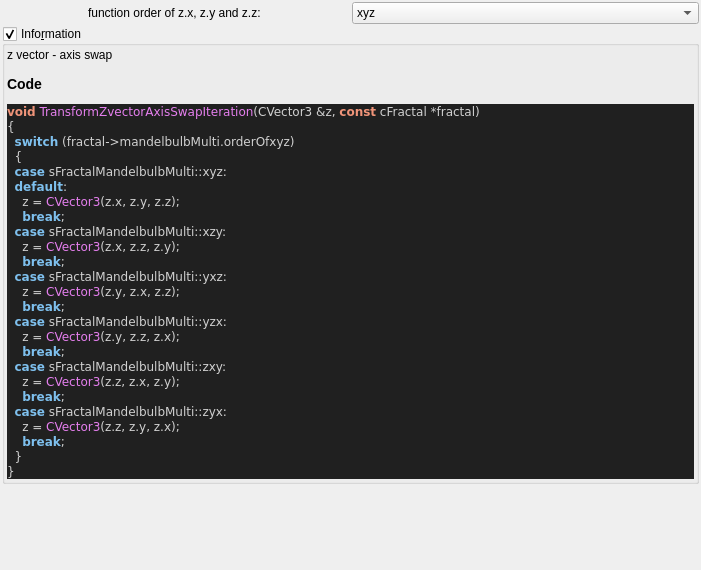
The window that mandelbulber2/qt_data/fractal_transf_zVector_axis_swap.ui (buddhi1980/mandelbulber2) describes before a commit, drawn with Qt 5.
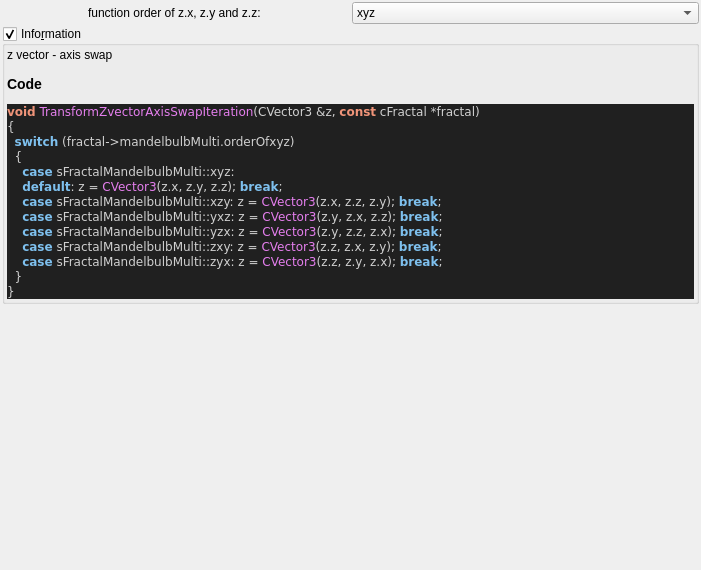
The same window after the commit. Custom widgets are drawn as their Qt base class.

Commit message:
source code format for fractal_formulas.cpp
- now complete code base is refactored!
- also regenerated ui files with populateUiInformation.php
- codeStyleCheck.php is now fully functional and can be used auto
refactor the code base (may be a little slow)

Diff of the .ui file:
```diff
--- a/mandelbulber2/qt_data/fractal_transf_zVector_axis_swap.ui
+++ b/mandelbulber2/qt_data/fractal_transf_zVector_axis_swap.ui
@@ -118,25 +118,13 @@
 &lt;span style=&quot;color:#d0d0d0&quot;&gt;{&lt;/span&gt;
   &lt;span style=&quot;color:#7ec0ee; font-weight:bold&quot;&gt;switch&lt;/span&gt; &lt;span style=&quot;color:#d0d0d0&quot;&gt;(&lt;/span&gt;fractal&lt;span style=&quot;color:#d0d0d0&quot;&gt;-&amp;gt;&lt;/span&gt;mandelbulbMulti&lt;span style=&quot;color:#d0d0d0&quot;&gt;.&lt;/span&gt;orderOfxyz&lt;span style=&quot;color:#d0d0d0&quot;&gt;)&lt;/span&gt;
   &lt;span style=&quot;color:#d0d0d0&quot;&gt;{&lt;/span&gt;
-  &lt;span style=&quot;color:#7ec0ee; font-weight:bold&quot;&gt;case&lt;/span&gt; sFractalMandelbulbMulti&lt;span style=&quot;color:#d0d0d0&quot;&gt;::&lt;/span&gt;xyz&lt;span style=&quot;color:#d0d0d0&quot;&gt;:&lt;/span&gt;
-  &lt;span style=&quot;color:#7ec0ee; font-weight:bold&quot;&gt;default&lt;/span&gt;&lt;span style=&quot;color:#d0d0d0&quot;&gt;:&lt;/span&gt;
-    z &lt;span style=&quot;color:#d0d0d0&quot;&gt;=&lt;/span&gt; &lt;span style=&quot;color:#e47eed&quot;&gt;CVector3&lt;/span&gt;&lt;span style=&quot;color:#d0d0d0&quot;&gt;(&lt;/span&gt;z&lt;span style=&quot;color:#d0d0d0&quot;&gt;.&lt;/span&gt;x&lt;span style=&quot;color:#d0d0d0&quot;&gt;,&lt;/span&gt; z&lt;span style=&quot;color:#d0d0d0&quot;&gt;.&lt;/span&gt;y&lt;span style=&quot;color:#d0d0d0&quot;&gt;,&lt;/span&gt; z&lt;span style=&quot;color:#d0d0d0&quot;&gt;.&lt;/span&gt;z&lt;span style=&quot;color:#d0d0d0&quot;&gt;);&lt;/span&gt;
-    &lt;span style=&quot;color:#7ec0ee; font-weight:bold&quot;&gt;break&lt;/span&gt;&lt;span style=&quot;color:#d0d0d0&quot;&gt;;&lt;/span&gt;
-  &lt;span style=&quot;color:#7ec0ee; font-weight:bold&quot;&gt;case&lt;/span&gt; sFractalMandelbulbMulti&lt;span style=&quot;color:#d0d0d0&quot;&gt;::&lt;/span&gt;xzy&lt;span style=&quot;color:#d0d0d0&quot;&gt;:&lt;/span&gt;
-    z &lt;span style=&quot;color:#d0d0d0&quot;&gt;=&lt;/span&gt; &lt;span style=&quot;color:#e47eed&quot;&gt;CVector3&lt;/span&gt;&lt;span style=&quot;color:#d0d0d0&quot;&gt;(&lt;/span&gt;z&lt;span style=&quot;color:#d0d0d0&quot;&gt;.&lt;/span&gt;x&lt;span style=&quot;color:#d0d0d0&quot;&gt;,&lt;/span&gt; z&lt;span style=&quot;color:#d0d0d0&quot;&gt;.&lt;/span&gt;z&lt;span style=&quot;color:#d0d0d0&quot;&gt;,&lt;/span&gt; z&lt;span style=&quot;color:#d0d0d0&quot;&gt;.&lt;/span&gt;y&lt;span style=&quot;color:#d0d0d0&quot;&gt;);&lt;/span&gt;
-    &lt;span style=&quot;color:#7ec0ee; font-weight:bold&quot;&gt;break&lt;/span&gt;&lt;span style=&quot;color:#d0d0d0&quot;&gt;;&lt;/span&gt;
-  &lt;span style=&quot;color:#7ec0ee; font-weight:bold&quot;&gt;case&lt;/span&gt; sFractalMandelbulbMulti&lt;span style=&quot;color:#d0d0d0&quot;&gt;::&lt;/span&gt;yxz&lt;span style=&quot;color:#d0d0d0&quot;&gt;:&lt;/span&gt;
-    z &lt;span style=&quot;color:#d0d0d0&quot;&gt;=&lt;/span&gt; &lt;span style=&quot;color:#e47eed&quot;&gt;CVector3&lt;/span&gt;&lt;span style=&quot;color:#d0d0d0&quot;&gt;(&lt;/span&gt;z&lt;span style=&quot;color:#d0d0d0&quot;&gt;.&lt;/span&gt;y&lt;span style=&quot;color:#d0d0d0&quot;&gt;,&lt;/span&gt; z&lt;span style=&quot;color:#d0d0d0&quot;&gt;.&lt;/span&gt;x&lt;span style=&quot;color:#d0d0d0&quot;&gt;,&lt;/span&gt; z&lt;span style=&quot;color:#d0d0d0&quot;&gt;.&lt;/span&gt;z&lt;span style=&quot;color:#d0d0d0&quot;&gt;);&lt;/span&gt;
-    &lt;span style=&quot;color:#7ec0ee; font-weight:bold&quot;&gt;break&lt;/span&gt;&lt;span style=&quot;color:#d0d0d0&quot;&gt;;&lt;/span&gt;
-  &lt;span style=&quot;color:#7ec0ee; font-weight:bold&quot;&gt;case&lt;/span&gt; sFractalMandelbulbMulti&lt;span style=&quot;color:#d0d0d0&quot;&gt;::&lt;/span&gt;yzx&lt;span style=&quot;color:#d0d0d0&quot;&gt;:&lt;/span&gt;
-    z &lt;span style=&quot;color:#d0d0d0&quot;&gt;=&lt;/span&gt; &lt;span style=&quot;color:#e47eed&quot;&gt;CVector3&lt;/span&gt;&lt;span style=&quot;color:#d0d0d0&quot;&gt;(&lt;/span&gt;z&lt;span style=&quot;color:#d0d0d0&quot;&gt;.&lt;/span&gt;y&lt;span style=&quot;color:#d0d0d0&quot;&gt;,&lt;/span&gt; z&lt;span style=&quot;color:#d0d0d0&quot;&gt;.&lt;/span&gt;z&lt;span style=&quot;color:#d0d0d0&quot;&gt;,&lt;/span&gt; z&lt;span style=&quot;color:#d0d0d0&quot;&gt;.&lt;/span&gt;x&lt;span style=&quot;color:#d0d0d0&quot;&gt;);&lt;/span&gt;
-    &lt;span style=&quot;color:#7ec0ee; font-weight:bold&quot;&gt;break&lt;/span&gt;&lt;span style=&quot;color:#d0d0d0&quot;&gt;;&lt;/span&gt;
-  &lt;span style=&quot;color:#7ec0ee; font-weight:bold&quot;&gt;case&lt;/span&gt; sFractalMandelbulbMulti&lt;span style=&quot;color:#d0d0d0&quot;&gt;::&lt;/span&gt;zxy&lt;span style=&quot;color:#d0d0d0&quot;&gt;:&lt;/span&gt;
-    z &lt;span style=&quot;color:#d0d0d0&quot;&gt;=&lt;/span&gt; &lt;span style=&quot;color:#e47eed&quot;&gt;CVector3&lt;/span&gt;&lt;span style=&quot;color:#d0d0d0&quot;&gt;(&lt;/span&gt;z&lt;span style=&quot;color:#d0d0d0&quot;&gt;.&lt;/span&gt;z&lt;span style=&quot;color:#d0d0d0&quot;&gt;,&lt;/span&gt; z&lt;span style=&quot;color:#d0d0d0&quot;&gt;.&lt;/span&gt;x&lt;span style=&quot;color:#d0d0d0&quot;&gt;,&lt;/span&gt; z&lt;span style=&quot;color:#d0d0d0&quot;&gt;.&lt;/span&gt;y&lt;span style=&quot;color:#d0d0d0&quot;&gt;);&lt;/span&gt;
-    &lt;span style=&quot;color:#7ec0ee; font-weight:bold&quot;&gt;break&lt;/span&gt;&lt;span style=&quot;color:#d0d0d0&quot;&gt;;&lt;/span&gt;
-  &lt;span style=&quot;color:#7ec0ee; font-weight:bold&quot;&gt;case&lt;/span&gt; sFractalMandelbulbMulti&lt;span style=&quot;color:#d0d0d0&quot;&gt;::&lt;/span&gt;zyx&lt;span style=&quot;color:#d0d0d0&quot;&gt;:&lt;/span&gt;
-    z &lt;span style=&quot;color:#d0d0d0&quot;&gt;=&lt;/span&gt; &lt;span style=&quot;color:#e47eed&quot;&gt;CVector3&lt;/span&gt;&lt;span style=&quot;color:#d0d0d0&quot;&gt;(&lt;/span&gt;z&lt;span style=&quot;color:#d0d0d0&quot;&gt;.&lt;/span&gt;z&lt;span style=&quot;color:#d0d0d0&quot;&gt;,&lt;/span&gt; z&lt;span style=&quot;color:#d0d0d0&quot;&gt;.&lt;/span&gt;y&lt;span style=&quot;color:#d0d0d0&quot;&gt;,&lt;/span&gt; z&lt;span style=&quot;color:#d0d0d0&quot;&gt;.&lt;/span&gt;x&lt;span style=&quot;color:#d0d0d0&quot;&gt;);&lt;/span&gt;
-    &lt;span style=&quot;color:#7ec0ee; font-weight:bold&quot;&gt;break&lt;/span&gt;&lt;span style=&quot;color:#d0d0d0&quot;&gt;;&lt;/span&gt;
+    &lt;span style=&quot;color:#7ec0ee; font-weight:bold&quot;&gt;case&lt;/span&gt; sFractalMandelbulbMulti&lt;span style=&quot;color:#d0d0d0&quot;&gt;::&lt;/span&gt;xyz&lt;span style=&quot;color:#d0d0d0&quot;&gt;:&lt;/span&gt;
+    &lt;span style=&quot;color:#7ec0ee; font-weight:bold&quot;&gt;default&lt;/span&gt;&lt;span style=&quot;color:#d0d0d0&quot;&gt;:&lt;/span&gt; z &lt;span style=&quot;color:#d0d0d0&quot;&gt;=&lt;/span&gt; &lt;span style=&quot;color:#e47eed&quot;&gt;CVector3&lt;/span&gt;&lt;span style=&quot;color:#d0d0d0&quot;&gt;(&lt;/span&gt;z&lt;span style=&quot;color:#d0d0d0&quot;&gt;.&lt;/span&gt;x&lt;span style=&quot;color:#d0d0d0&quot;&gt;,&lt;/span&gt; z&lt;span style=&quot;color:#d0d0d0&quot;&gt;.&lt;/span&gt;y&lt;span style=&quot;color:#d0d0d0&quot;&gt;,&lt;/span&gt; z&lt;span style=&quot;color:#d0d0d0&quot;&gt;.&lt;/span&gt;z&lt;span style=&quot;color:#d0d0d0&quot;&gt;);&lt;/span&gt; &lt;span style=&quot;color:#7ec0ee; font-weight:bold&quot;&gt;break&lt;/span&gt;&lt;span style=&quot;color:#d0d0d0&quot;&gt;;&lt;/span&gt;
+    &lt;span style=&quot;color:#7ec0ee; font-weight:bold&quot;&gt;case&lt;/span&gt; sFractalMandelbulbMulti&lt;span style=&quot;color:#d0d0d0&quot;&gt;::&lt;/span&gt;xzy&lt;span style=&quot;color:#d0d0d0&quot;&gt;:&lt;/span&gt; z &lt;span style=&quot;color:#d0d0d0&quot;&gt;=&lt;/span&gt; &lt;span style=&quot;color:#e47eed&quot;&gt;CVector3&lt;/span&gt;&lt;span style=&quot;color:#d0d0d0&quot;&gt;(&lt;/span&gt;z&lt;span style=&quot;color:#d0d0d0&quot;&gt;.&lt;/span&gt;x&lt;span style=&quot;color:#d0d0d0&quot;&gt;,&lt;/span&gt; z&lt;span style=&quot;color:#d0d0d0&quot;&gt;.&lt;/span&gt;z&lt;span style=&quot;color:#d0d0d0&quot;&gt;,&lt;/span&gt; z&lt;span style=&quot;color:#d0d0d0&quot;&gt;.&lt;/span&gt;y&lt;span style=&quot;color:#d0d0d0&quot;&gt;);&lt;/span&gt; &lt;span style=&quot;color:#7ec0ee; font-weight:bold&quot;&gt;break&lt;/span&gt;&lt;span style=&quot;color:#d0d0d0&quot;&gt;;&lt;/span&gt;
+    &lt;span style=&quot;color:#7ec0ee; font-weight:bold&quot;&gt;case&lt;/span&gt; sFractalMandelbulbMulti&lt;span style=&quot;color:#d0d0d0&quot;&gt;::&lt;/span&gt;yxz&lt;span style=&quot;color:#d0d0d0&quot;&gt;:&lt;/span&gt; z &lt;span style=&quot;color:#d0d0d0&quot;&gt;=&lt;/span&gt; &lt;span style=&quot;color:#e47eed&quot;&gt;CVector3&lt;/span&gt;&lt;span style=&quot;color:#d0d0d0&quot;&gt;(&lt;/span&gt;z&lt;span style=&quot;color:#d0d0d0&quot;&gt;.&lt;/span&gt;y&lt;span style=&quot;color:#d0d0d0&quot;&gt;,&lt;/span&gt; z&lt;span style=&quot;color:#d0d0d0&quot;&gt;.&lt;/span&gt;x&lt;span style=&quot;color:#d0d0d0&quot;&gt;,&lt;/span&gt; z&lt;span style=&quot;color:#d0d0d0&quot;&gt;.&lt;/span&gt;z&lt;span style=&quot;color:#d0d0d0&quot;&gt;);&lt;/span&gt; &lt;span style=&quot;color:#7ec0ee; font-weight:bold&quot;&gt;break&lt;/span&gt;&lt;span style=&quot;color:#d0d0d0&quot;&gt;;&lt;/span&gt;
+    &lt;span style=&quot;color:#7ec0ee; font-weight:bold&quot;&gt;case&lt;/span&gt; sFractalMandelbulbMulti&lt;span style=&quot;color:#d0d0d0&quot;&gt;::&lt;/span&gt;yzx&lt;span style=&quot;color:#d0d0d0&quot;&gt;:&lt;/span&gt; z &lt;span style=&quot;color:#d0d0d0&quot;&gt;=&lt;/span&gt; &lt;span style=&quot;color:#e47eed&quot;&gt;CVector3&lt;/span&gt;&lt;span style=&quot;color:#d0d0d0&quot;&gt;(&lt;/span&gt;z&lt;span style=&quot;color:#d0d0d0&quot;&gt;.&lt;/span&gt;y&lt;span style=&quot;color:#d0d0d0&quot;&gt;,&lt;/span&gt; z&lt;span style=&quot;color:#d0d0d0&quot;&gt;.&lt;/span&gt;z&lt;span style=&quot;color:#d0d0d0&quot;&gt;,&lt;/span&gt; z&lt;span style=&quot;color:#d0d0d0&quot;&gt;.&lt;/span&gt;x&lt;span style=&quot;color:#d0d0d0&quot;&gt;);&lt;/span&gt; &lt;span style=&quot;color:#7ec0ee; font-weight:bold&quot;&gt;break&lt;/span&gt;&lt;span style=&quot;color:#d0d0d0&quot;&gt;;&lt;/span&gt;
+    &lt;span style=&quot;color:#7ec0ee; font-weight:bold&quot;&gt;case&lt;/span&gt; sFractalMandelbulbMulti&lt;span style=&quot;color:#d0d0d0&quot;&gt;::&lt;/span&gt;zxy&lt;span style=&quot;color:#d0d0d0&quot;&gt;:&lt;/span&gt; z &lt;span style=&quot;color:#d0d0d0&quot;&gt;=&lt;/span&gt; &lt;span style=&quot;color:#e47eed&quot;&gt;CVector3&lt;/span&gt;&lt;span style=&quot;color:#d0d0d0&quot;&gt;(&lt;/span&gt;z&lt;span style=&quot;color:#d0d0d0&quot;&gt;.&lt;/span&gt;z&lt;span style=&quot;color:#d0d0d0&quot;&gt;,&lt;/span&gt; z&lt;span style=&quot;color:#d0d0d0&quot;&gt;.&lt;/span&gt;x&lt;span style=&quot;color:#d0d0d0&quot;&gt;,&lt;/span&gt; z&lt;span style=&quot;color:#d0d0d0&quot;&gt;.&lt;/span&gt;y&lt;span style=&quot;color:#d0d0d0&quot;&gt;);&lt;/span&gt; &lt;span style=&quot;color:#7ec0ee; font-weight:bold&quot;&gt;break&lt;/span&gt;&lt;span style=&quot;color:#d0d0d0&quot;&gt;;&lt;/span&gt;
+    &lt;span style=&quot;color:#7ec0ee; font-weight:bold&quot;&gt;case&lt;/span&gt; sFractalMandelbulbMulti&lt;span style=&quot;color:#d0d0d0&quot;&gt;::&lt;/span&gt;zyx&lt;span style=&quot;color:#d0d0d0&quot;&gt;:&lt;/span&gt; z &lt;span style=&quot;color:#d0d0d0&quot;&gt;=&lt;/span&gt; &lt;span style=&quot;color:#e47eed&quot;&gt;CVector3&lt;/span&gt;&lt;span style=&quot;color:#d0d0d0&quot;&gt;(&lt;/span&gt;z&lt;span style=&quot;color:#d0d0d0&quot;&gt;.&lt;/span&gt;z&lt;span style=&quot;color:#d0d0d0&quot;&gt;,&lt;/span&gt; z&lt;span style=&quot;color:#d0d0d0&quot;&gt;.&lt;/span&gt;y&lt;span style=&quot;color:#d0d0d0&quot;&gt;,&lt;/span&gt; z&lt;span style=&quot;color:#d0d0d0&quot;&gt;.&lt;/span&gt;x&lt;span style=&quot;color:#d0d0d0&quot;&gt;);&lt;/span&gt; &lt;span style=&quot;color:#7ec0ee; font-weight:bold&quot;&gt;break&lt;/span&gt;&lt;span style=&quot;color:#d0d0d0&quot;&gt;;&lt;/span&gt;
   &lt;span style=&quot;color:#d0d0d0&quot;&gt;}&lt;/span&gt;
 &lt;span style=&quot;color:#d0d0d0&quot;&gt;}&lt;/span&gt;
 &lt;/pre&gt;
```
The commit also changes 101 other files.
